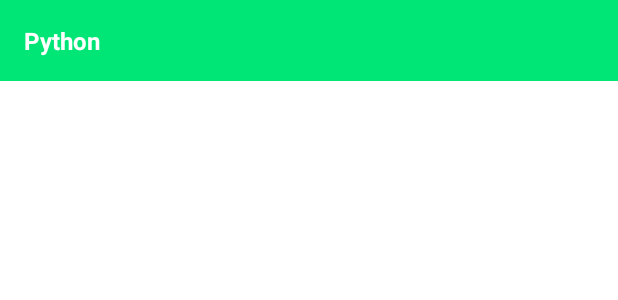
After one commit to Dhruv-Kapoor/KutumbAssignment, an Android app: the layout header_item_view.xml on its own in the app's theme, with its tools: preview values and no code run, on a phone screen of 412 x 824 dp. The commit adds this screen. Shown: the top 300 px of the screen. Run offline under Robolectric (Android 15) with nearby library versions, the phone set to English and light mode, and no system bars.

Commit message:
added language headers in list

```diff
--- a/app/src/main/java/com/example/kutumbassignment/MainActivity.kt
+++ b/app/src/main/java/com/example/kutumbassignment/MainActivity.kt
@@ -46,6 +46,10 @@
                         viewModel.loadDummyData()
                         return@setOnMenuItemClickListener true
                     }
+                    R.id.toggleHeaders->{
+                        trendingReposAdapter.toggleHeaders()
+                        return@setOnMenuItemClickListener true
+                    }
                     else -> {return@setOnMenuItemClickListener false}
                 }
             }
--- a/app/src/main/java/com/example/kutumbassignment/utils/BindingUtils.kt
+++ b/app/src/main/java/com/example/kutumbassignment/utils/BindingUtils.kt
@@ -27,7 +27,7 @@
 
     @JvmStatic
     @BindingAdapter("color")
-    fun setColor(view: ImageView, color: String?){
+    fun setColor(view: View, color: String?){
         color?:return
         view.setBackgroundColor(Color.parseColor(color))
     }
--- /dev/null
+++ b/app/src/main/res/layout/header_item_view.xml
@@ -0,0 +1,31 @@
+<?xml version="1.0" encoding="utf-8"?>
+<layout xmlns:app="http://schemas.android.com/apk/res-auto"
+    xmlns:tools="http://schemas.android.com/tools">
+
+    <data>
+
+        <variable
+            name="header"
+            type="com.example.kutumbassignment.dataClasses.RepositoryHeader" />
+    </data>
+
+    <androidx.constraintlayout.widget.ConstraintLayout xmlns:android="http://schemas.android.com/apk/res/android"
+        color="@{header.languageColor}"
+        android:layout_width="match_parent"
+        android:layout_height="wrap_content"
+        tools:background="@color/green">
+
+        <TextView
+            android:layout_width="wrap_content"
+            android:layout_height="wrap_content"
+            android:padding="16dp"
+            android:text="@{header.languageName}"
+            android:textColor="@color/white"
+            android:textSize="16sp"
+            android:textStyle="bold"
+            app:layout_constraintStart_toStartOf="parent"
+            app:layout_constraintTop_toTopOf="parent"
+            tools:text="Python" />
+
+    </androidx.constraintlayout.widget.ConstraintLayout>
+</layout>
--- a/app/src/main/res/menu/main_activity_menu.xml
+++ b/app/src/main/res/menu/main_activity_menu.xml
@@ -5,4 +5,8 @@
         android:id="@+id/loadDummyData"
         android:title="Load Dummy Data"/>
 
+    <item
+        android:id="@+id/toggleHeaders"
+        android:title="Show/Hide Headers"/>
+
 </menu>
```
Also changed, not shown: app/src/main/java/com/example/kutumbassignment/adapters/TrendingReposAdapter.kt (+86 -7 lines), app/src/main/java/com/example/kutumbassignment/dataClasses/Repository.kt (+8 -1 lines).
